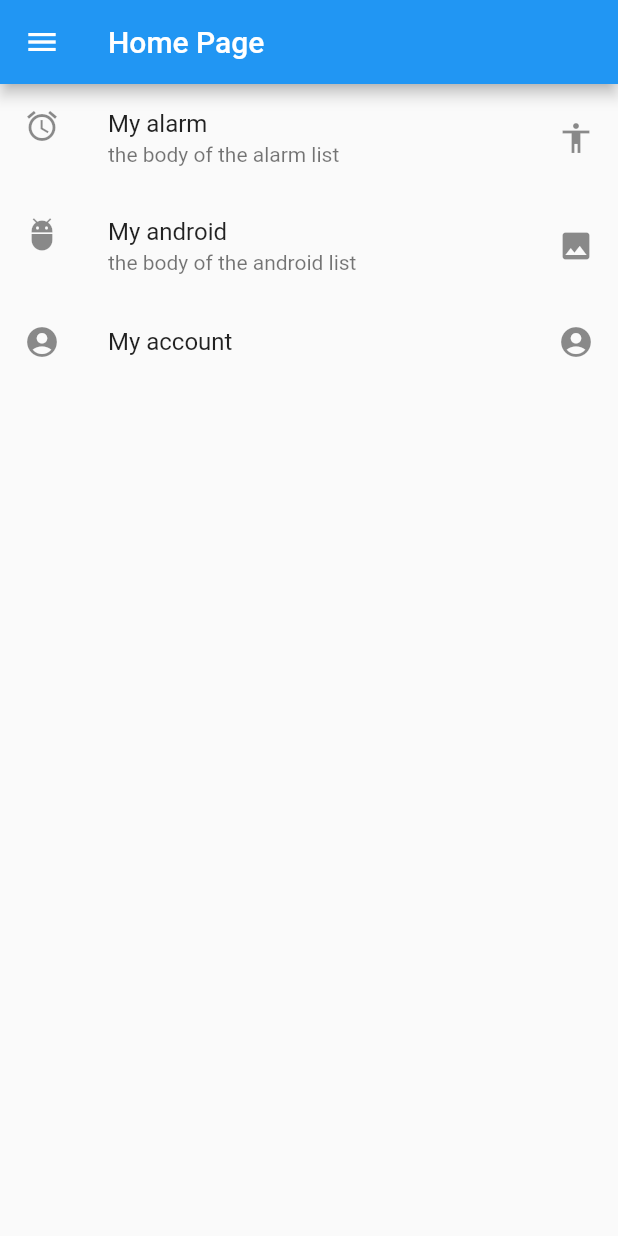
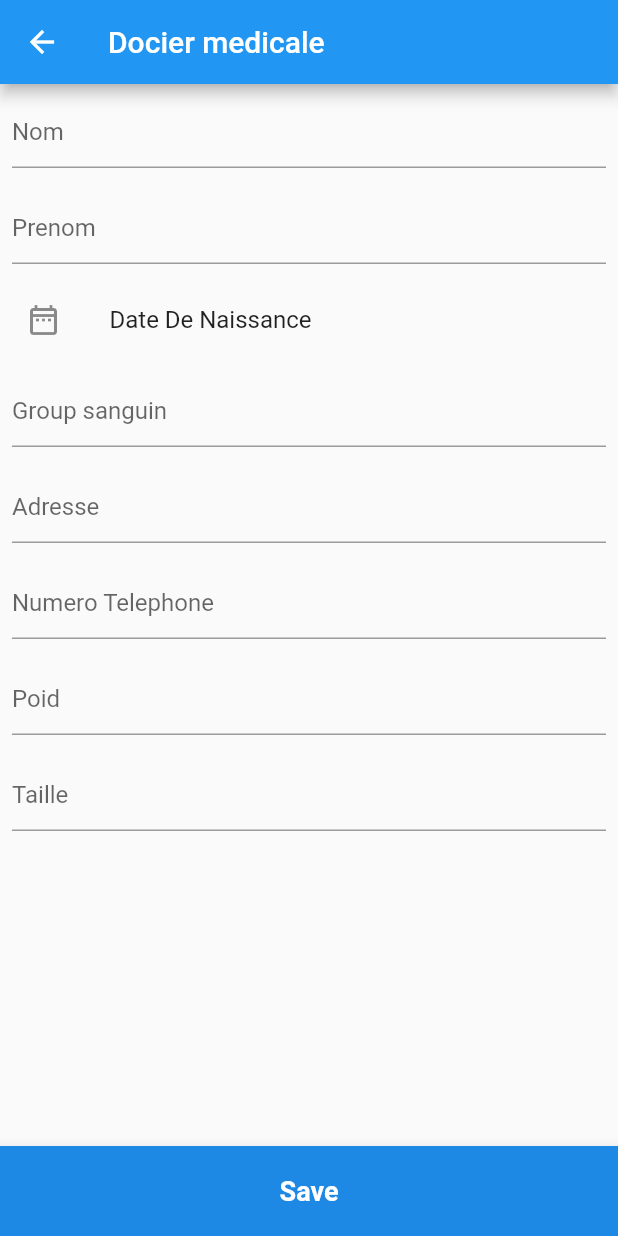
Before and after one commit to aithmaimer/healthyApp, a Flutter app: the FirstPage screen opened by its route, after a tap on "Let's go", on a phone screen of 412 x 824 dp. Run offline on Flutter 3.47's test engine with Material 2 defaults, Android fonts, the phone set to English and light mode, and no system bars; our stand-ins replace firebase_auth, firebase_core, font_awesome_flutter, rflutter_alert; accounts and stored records are empty; statements that could not run were skipped.

Commit message:
Moxkil de date

```diff
--- a/lib/authentification/login.dart
+++ b/lib/authentification/login.dart
@@ -1,6 +1,7 @@
 import 'package:firebase_auth/firebase_auth.dart';
 import 'package:flutter/material.dart';
 import 'package:healthy_app/pallete.dart';
+import 'package:healthy_app/screens/firstpage.dart';
 import 'package:healthy_app/widgets/widgets.dart';
 import 'package:rflutter_alert/rflutter_alert.dart';
 
@@ -24,7 +25,8 @@ class LoginScreen extends StatelessWidget {
             Alert(context: context, title: "Please verify your email first")
                 .show();
           } else
-            Navigator.of(context).pushNamed("firstPage");
+            Navigator.pushReplacement(
+                context, MaterialPageRoute(builder: (context) => FirstPage()));
         } on FirebaseAuthException catch (e) {
           if (e.code == 'user-not-found') {
             Alert(context: context, title: "No user found for that email.")
--- /dev/null
+++ b/lib/classes/docier_medicale.dart
@@ -0,0 +1,174 @@
+import 'dart:ui';
+import 'package:flutter/material.dart';
+import 'package:firebase_auth/firebase_auth.dart';
+
+class DocierMedicale extends StatefulWidget {
+  @override
+  _DocierMedicaleState createState() => _DocierMedicaleState();
+}
+
+class _DocierMedicaleState extends State<DocierMedicale> {
+  String nom, prenom, dateNaissance, groupSanguin, adresse;
+  double tele, poid, taille;
+  final auth = FirebaseAuth.instance;
+  DateTime pickeDate;
+  @override
+  void initState() {
+    // TODO: implement initState
+    super.initState();
+    pickeDate = DateTime.now();
+  }
+
+  @override
+  Widget build(BuildContext context) {
+    return Scaffold(
+      appBar: AppBar(
+        title: Text('Docier medicale'),
+      ),
+      body: SingleChildScrollView(
+        child: Column(
+          children: [
+            Padding(
+              padding: const EdgeInsets.all(8.0),
+              child: TextField(
+                keyboardType: TextInputType.emailAddress,
+                textInputAction: TextInputAction.next,
+                decoration: InputDecoration(hintText: 'Nom'),
+                onChanged: (value) {
+                  setState(() {
+                    nom = value.trim();
+                  });
+                },
+              ),
+            ),
+            Padding(
+              padding: const EdgeInsets.all(8.0),
+              child: TextField(
+                keyboardType: TextInputType.emailAddress,
+                textInputAction: TextInputAction.next,
+                decoration: InputDecoration(hintText: 'Prenom'),
+                onChanged: (value) {
+                  setState(() {
+                    prenom = value.trim();
+                  });
+                },
+              ),
+            ),
+            Padding(
+                padding: const EdgeInsets.all(1.0),
+                child: ListTile(
+                  leading: Icon(Icons.date_range_outlined),
+                  title: Text("Date De Naissance"),
+                  onTap: _pickdate,
+                )),
+            Padding(
+              padding: const EdgeInsets.all(8.0),
+              child: TextField(
+                obscureText: false,
+                keyboardType: TextInputType.emailAddress,
+                textInputAction: TextInputAction.next,
+                decoration: InputDecoration(hintText: 'Group sanguin'),
+                onChanged: (value) {
+                  setState(() {
+                    groupSanguin = value.trim();
+                  });
+                },
+              ),
+            ),
+            Padding(
+              padding: const EdgeInsets.all(8.0),
+              child: TextField(
+                obscureText: false,
+                keyboardType: TextInputType.emailAddress,
+                textInputAction: TextInputAction.next,
+                decoration: InputDecoration(hintText: 'Adresse'),
+                onChanged: (value) {
+                  setState(() {
+                    prenom = value.trim();
+                  });
+                },
+              ),
+            ),
+            Padding(
+              padding: const EdgeInsets.all(8.0),
+              child: TextField(
+                obscureText: false,
+                keyboardType: TextInputType.visiblePassword,
+                textInputAction: TextInputAction.next,
+                decoration: InputDecoration(hintText: 'Numero Telephone'),
+                onChanged: (value) {
+                  setState(() {
+                    tele = value.trim() as double;
+                  });
+                },
+              ),
+            ),
+            Padding(
+              padding: const EdgeInsets.all(8.0),
+              child: TextField(
+                obscureText: false,
+                keyboardType: TextInputType.visiblePassword,
+                textInputAction: TextInputAction.next,
+                decoration: InputDecoration(hintText: 'Poid'),
+                onChanged: (value) {
+                  setState(() {
+                    poid = value.trim() as double;
+                  });
+                },
+              ),
+            ),
+            Padding(
+              padding: const EdgeInsets.all(8.0),
+              child: TextField(
+                obscureText: false,
+                keyboardType: TextInputType.visiblePassword,
+                textInputAction: TextInputAction.done,
+                decoration: InputDecoration(hintText: 'Taille'),
+                onChanged: (value) {
+                  setState(() {
+                    taille = value.trim() as double;
+                  });
+                },
+              ),
+            ),
+          ],
+        ),
+      ),
+      bottomNavigationBar: BottomAppBar(
+        shape: const CircularNotchedRectangle(),
+        color: Colors.blue[600],
+        child: Container(
+            height: 60,
+            child: TextButton(
+              style: TextButton.styleFrom(
+                primary: Colors.white,
+              ),
+              onPressed: () {},
+              child: Text(
+                "Save",
+                style: TextStyle(
+                  fontWeight: FontWeight.bold,
+                  color: Colors.white,
+                  fontSize: 18,
+                  decoration: TextDecoration.none,
+                ),
+              ),
+            )),
+      ),
+    );
+  }
+
+  _pickdate() async {
+    DateTime date = await showDatePicker(
+      context: context,
+      initialDate: pickeDate,
+      firstDate: DateTime(DateTime.now().year - 90),
+      lastDate: DateTime(DateTime.now().year),
+    );
+    if (date != null) {
+      setState(() {
+        pickeDate = date;
+      });
+    }
+  }
+}
--- a/lib/main.dart
+++ b/lib/main.dart
@@ -3,6 +3,7 @@ import 'package:flutter/material.dart';
 import 'package:healthy_app/authentification/authentification.dart';
 import 'package:healthy_app/screens/firstpage.dart';
 import 'package:healthy_app/screens/home.dart';
+import 'package:healthy_app/classes/docier_medicale.dart';
 
 void main() async {
   WidgetsFlutterBinding.ensureInitialized();
@@ -30,6 +31,7 @@ class MyApp extends StatelessWidget {
         'CreateNewAccount': (context) => CreateNewAccount(),
         'firstPage': (context) => FirstPage(),
         'homeScreen': (context) => Home(),
+        'DocierMedicale': (context) => DocierMedicale(),
       },
     );
   }
--- a/lib/screens/firstpage.dart
+++ b/lib/screens/firstpage.dart
@@ -293,8 +293,7 @@ class FirstPage extends StatelessWidget {
                 primary: Colors.white,
               ),
               onPressed: () {
-                Navigator.push(
-                    context, MaterialPageRoute(builder: (context) => Home()));
+                Navigator.pushReplacementNamed(context, "DocierMedicale");
               },
               child: Text(
                 "Let's go",
--- a/lib/screens/menu_drawer.dart
+++ b/lib/screens/menu_drawer.dart
@@ -1,3 +1,4 @@
+import 'package:firebase_auth/firebase_auth.dart';
 import 'package:flutter/material.dart';
 import 'package:healthy_app/authentification/login.dart';
 
@@ -30,20 +31,18 @@ class MenuDrawer extends StatelessWidget {
             ),
           ),
           Container(
-              height: 60,
-              child: TextButton(
-                style: TextButton.styleFrom(
-                  primary: Colors.white,
-                ),
-                onPressed: () {
-                  Navigator.push(context,
+              child: RaisedButton(
+            color: Colors.blue,
+            onPressed: () async {
+              await FirebaseAuth.instance.signOut();
+              Navigator.pushReplacement(context,
                   MaterialPageRoute(builder: (context) => LoginScreen()));
             },
             child: Text(
               "Logout",
               style: TextStyle(
                 fontWeight: FontWeight.bold,
-                    color: Colors.black,
+                color: Colors.white,
                 fontSize: 18,
                 decoration: TextDecoration.none,
               ),
```
Also changed, not shown: 1 other file. Lines whose indentation alone changed are shown as unchanged.
